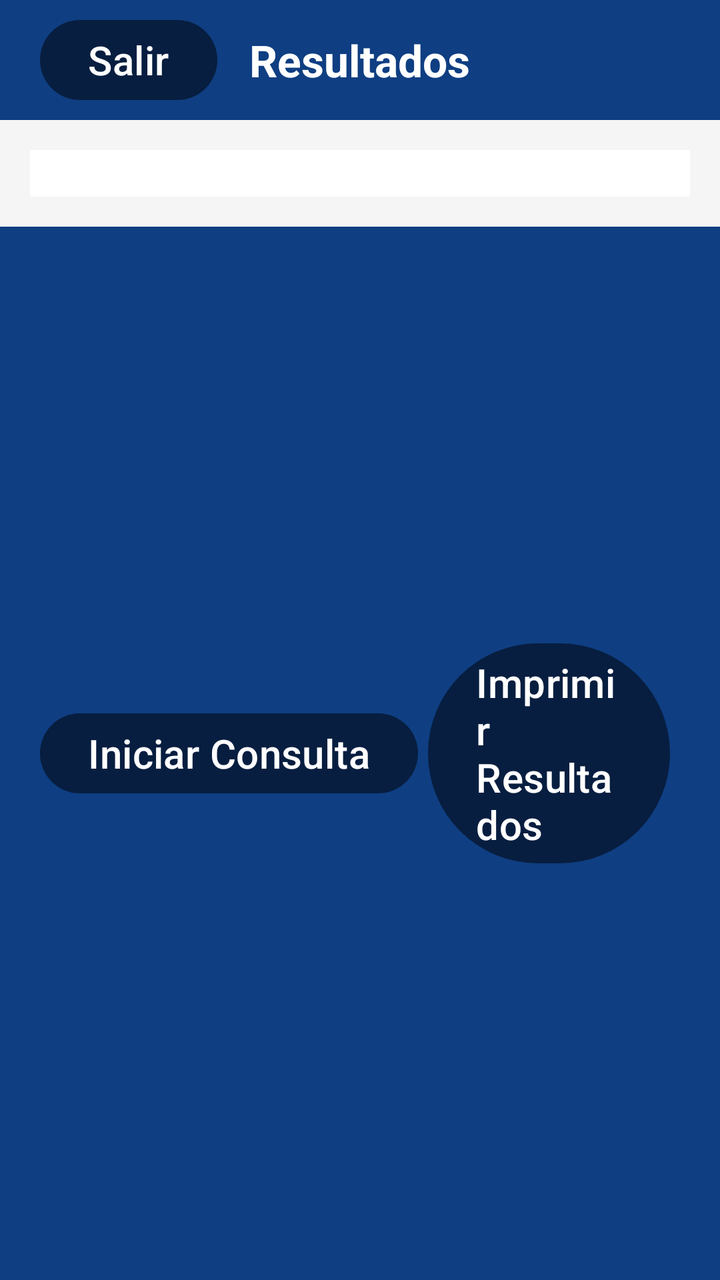
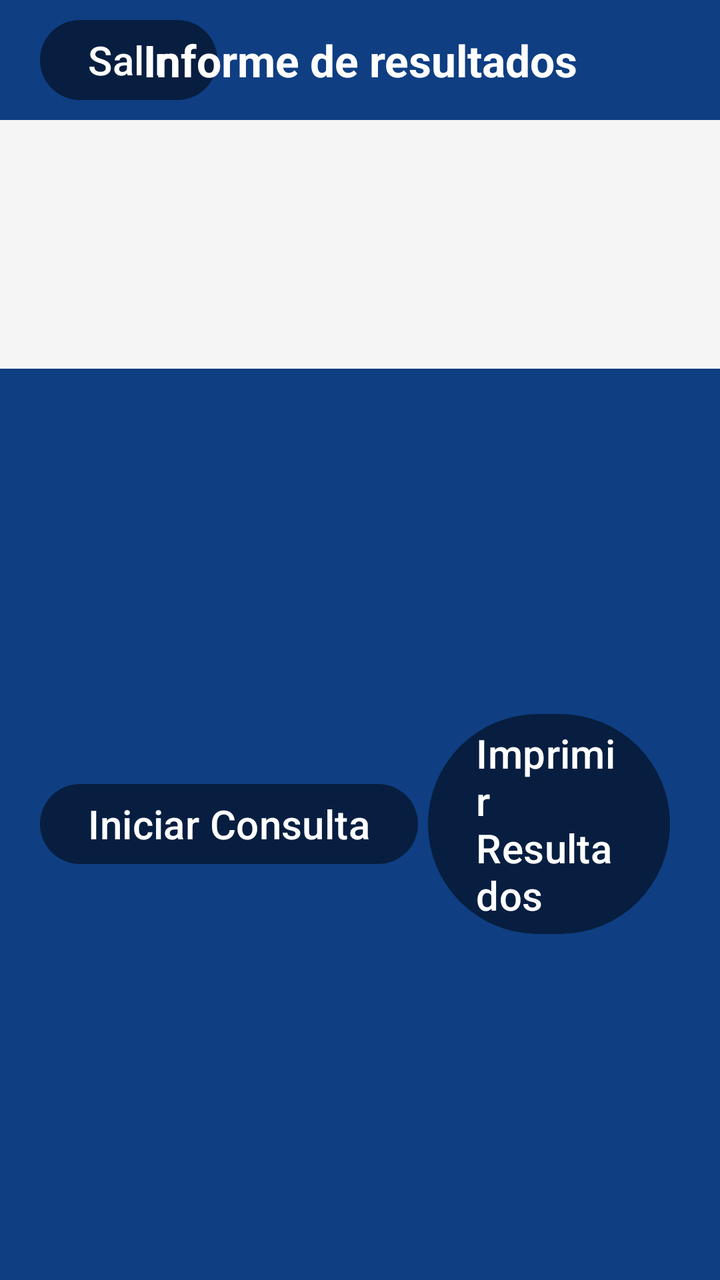

Two renders of the same Android screen: before a commit and after it. Below are the layout's source before the change and the commit's diff.
<!-- AndroidManifest.xml: application theme Theme.Quiosco -->
<!-- res/layout/activity_results.xml -->
<?xml version="1.0" encoding="utf-8"?>
<LinearLayout xmlns:android="http://schemas.android.com/apk/res/android"
    android:layout_width="match_parent"
    android:layout_height="match_parent"
    android:orientation="vertical"
    android:background="#F5F5F5">

    
    <RelativeLayout
        android:id="@+id/topResultsBar"
        android:layout_width="match_parent"
        android:layout_height="60dp"
        android:background="#0F3E82"
        android:paddingHorizontal="20dp">

        <LinearLayout
            android:layout_width="wrap_content"
            android:layout_height="match_parent"
            android:orientation="horizontal"
            android:gravity="center_vertical">

            <Button
                android:id="@+id/btnExitResults"
                android:layout_width="wrap_content"
                android:layout_height="wrap_content"
                android:text="Salir"
                android:textColor="#FFFFFF"
                android:backgroundTint="#4D000000"
                android:textSize="20sp"
                android:gravity="center_vertical"
                android:clickable="true"
                android:focusable="true"
                android:layout_marginEnd="5dp" />

        </LinearLayout>


        <TextView
            android:layout_width="wrap_content"
            android:layout_height="match_parent"
            android:layout_centerInParent="true"
            android:text="Resultados"
            android:textColor="#FFFFFF"
            android:textSize="22sp"
            android:textStyle="bold"
            android:gravity="center" />

    </RelativeLayout>

    
    <ScrollView
        android:layout_width="match_parent"
        android:layout_height="0dp"
        android:layout_weight="1"
        android:padding="15dp">

        <LinearLayout
            android:id="@+id/resultsContainer"
            android:layout_width="match_parent"
            android:layout_height="wrap_content"
            android:orientation="vertical"
            android:background="#FFFFFF"
            android:elevation="4dp"
            android:padding="15dp" />

    </ScrollView>

    
    <LinearLayout
        android:id="@+id/bottomResultsBar"
        android:layout_width="match_parent"
        android:layout_height="wrap_content"
        android:background="#0F3E82"
        android:orientation="horizontal"
        android:gravity="center_vertical"
        android:paddingHorizontal="20dp"
        android:paddingVertical="15dp">

        <Button
            android:id="@+id/btnStartConsultation"
            android:layout_width="wrap_content"
            android:layout_height="wrap_content"
            android:text="Iniciar Consulta"
            android:textColor="#FFFFFF"
            android:backgroundTint="#4D000000"
            android:textSize="20sp"
            android:gravity="center_vertical"
            android:clickable="true"
            android:focusable="true"
            android:layout_marginEnd="5dp" />

        
        <Button
            android:id="@+id/btnPrintResults"
            android:layout_width="wrap_content"
            android:layout_height="wrap_content"
            android:text="Imprimir Resultados"
            android:textColor="#FFFFFF"
            android:backgroundTint="#4D000000"
            android:textSize="20sp"
            android:gravity="center_vertical"
            android:clickable="true"
            android:focusable="true"
            android:layout_marginEnd="5dp" />



        <Button
            android:id="@+id/btnEmailResults"
            android:layout_width="wrap_content"
            android:layout_height="wrap_content"
            android:text="Enviar por correo"
            android:textColor="#FFFFFF"
            android:backgroundTint="#4D000000"
            android:textSize="20sp"
            android:gravity="center_vertical"
            android:clickable="true"
            android:focusable="true"
            android:layout_marginEnd="5dp" />

        <Button
            android:id="@+id/btnVerInforme"
            android:layout_width="wrap_content"
            android:layout_height="wrap_content"
            android:text="Ver informe completo"
            android:textColor="#FFFFFF"
            android:backgroundTint="#4D000000"
            android:textSize="20sp"
            android:gravity="center_vertical"
            android:clickable="true"
            android:focusable="true" />

    </LinearLayout>

</LinearLayout>
<!-- resources referenced by this layout -->
<resources>
  <style name="Theme.Quiosco" parent="Base.Theme.Quiosco" />
  <style name="Base.Theme.Quiosco" parent="Theme.Material3.DayNight.NoActionBar">
          
          
      </style>
</resources>

<!-- the commit's change to res/layout/activity_results.xml (unified diff, before → after) -->
@@ -39,7 +39,7 @@
             android:layout_width="wrap_content"
             android:layout_height="match_parent"
             android:layout_centerInParent="true"
-            android:text="Resultados"
+            android:text="Informe de resultados"
             android:textColor="#FFFFFF"
             android:textSize="22sp"
             android:textStyle="bold"
@@ -52,16 +52,17 @@
         android:layout_width="match_parent"
         android:layout_height="0dp"
         android:layout_weight="1"
-        android:padding="15dp">
+        android:clipChildren="false"
+        android:clipToPadding="false"
+        android:padding="12dp">
 
         <LinearLayout
             android:id="@+id/resultsContainer"
             android:layout_width="match_parent"
             android:layout_height="wrap_content"
             android:orientation="vertical"
-            android:background="#FFFFFF"
-            android:elevation="4dp"
-            android:padding="15dp" />
+            android:clipChildren="false"
+            android:clipToPadding="false" />
 
     </ScrollView>
 
@@ -115,19 +116,6 @@
             android:textSize="20sp"
             android:gravity="center_vertical"
             android:clickable="true"
-            android:focusable="true"
-            android:layout_marginEnd="5dp" />
-
-        <Button
-            android:id="@+id/btnVerInforme"
-            android:layout_width="wrap_content"
-            android:layout_height="wrap_content"
-            android:text="Ver informe completo"
-            android:textColor="#FFFFFF"
-            android:backgroundTint="#4D000000"
-            android:textSize="20sp"
-            android:gravity="center_vertical"
-            android:clickable="true"
             android:focusable="true" />
 
     </LinearLayout>
